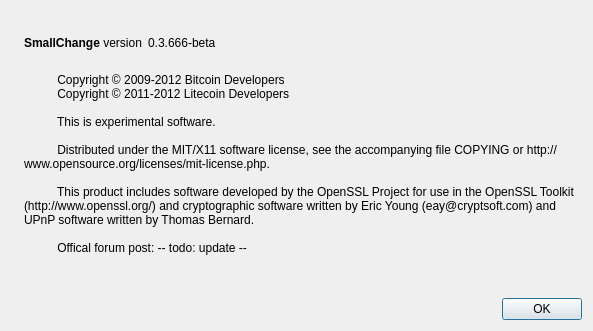
The window that src/qt/forms/aboutdialog.ui (hassa129/whalecoin) describes before a commit, drawn with Qt 5.
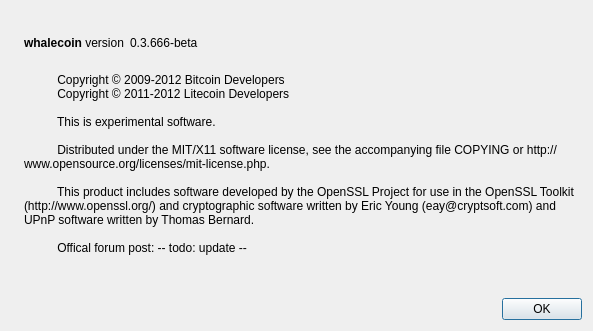
The same window after the commit. Icons and pictures are not drawn.

Patch:
```diff
--- a/src/qt/forms/aboutdialog.ui
+++ b/src/qt/forms/aboutdialog.ui
@@ -50,7 +50,7 @@
           <cursorShape>IBeamCursor</cursorShape>
          </property>
          <property name="text">
-          <string>&lt;b&gt;SmallChange&lt;/b&gt; version</string>
+          <string>&lt;b&gt;whalecoin&lt;/b&gt; version</string>
          </property>
          <property name="textInteractionFlags">
           <set>Qt::LinksAccessibleByMouse|Qt::TextSelectableByKeyboard|Qt::TextSelectableByMouse</set>
```
Left out of the diff: 2 changed lines with no effect on the pictures.
